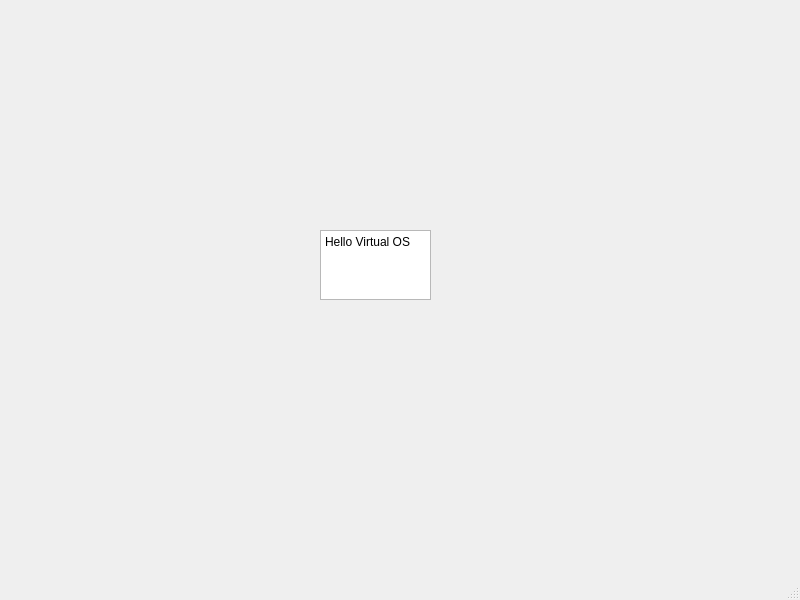
First picture: the form in VirtualOperatingSystemForm.ui, repository yuceturkomer/GTUVirtualOS, before the edit.
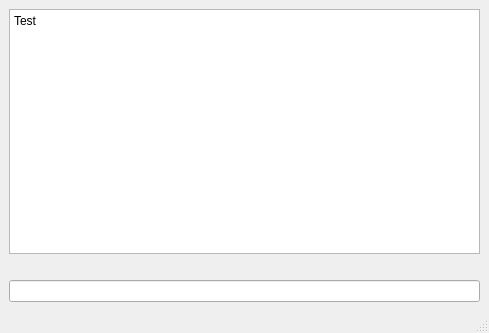
Second picture: the form after the edit.

The edit to the form file:
```diff
--- a/VirtualOperatingSystemForm.ui
+++ b/VirtualOperatingSystemForm.ui
@@ -6,41 +6,74 @@
    <rect>
     <x>0</x>
     <y>0</y>
-    <width>800</width>
-    <height>600</height>
+    <width>489</width>
+    <height>333</height>
    </rect>
   </property>
+  <property name="minimumSize">
+   <size>
+    <width>380</width>
+    <height>191</height>
+   </size>
+  </property>
+  <property name="maximumSize">
+   <size>
+    <width>10000</width>
+    <height>10000</height>
+   </size>
+  </property>
   <property name="windowTitle">
    <string>VirtualOperatingSystemForm</string>
   </property>
   <widget class="QWidget" name="centralwidget">
-   <widget class="QTextEdit" name="textEdit">
-    <property name="geometry">
-     <rect>
-      <x>320</x>
-      <y>230</y>
-      <width>111</width>
-      <height>70</height>
-     </rect>
-    </property>
-    <property name="html">
-     <string>&lt;!DOCTYPE HTML PUBLIC &quot;-//W3C//DTD HTML 4.0//EN&quot; &quot;http://www.w3.org/TR/REC-html40/strict.dtd&quot;&gt;
+   <layout class="QGridLayout" name="gridLayout">
+    <item row="0" column="0">
+     <widget class="QTextBrowser" name="textBrowser">
+      <property name="sizeIncrement">
+       <size>
+        <width>1</width>
+        <height>1</height>
+       </size>
+      </property>
+      <property name="styleSheet">
+       <string notr="true">.QLineEdit, .QTextEdit
+{
+background-color: blue;
+}</string>
+      </property>
+      <property name="html">
+       <string>&lt;!DOCTYPE HTML PUBLIC &quot;-//W3C//DTD HTML 4.0//EN&quot; &quot;http://www.w3.org/TR/REC-html40/strict.dtd&quot;&gt;
 &lt;html&gt;&lt;head&gt;&lt;meta name=&quot;qrichtext&quot; content=&quot;1&quot; /&gt;&lt;style type=&quot;text/css&quot;&gt;
 p, li { white-space: pre-wrap; }
 &lt;/style&gt;&lt;/head&gt;&lt;body style=&quot; font-family:'Sans Serif'; font-size:9pt; font-weight:400; font-style:normal;&quot;&gt;
-&lt;p style=&quot; margin-top:0px; margin-bottom:0px; margin-left:0px; margin-right:0px; -qt-block-indent:0; text-indent:0px;&quot;&gt;Hello Virtual OS&lt;/p&gt;&lt;/body&gt;&lt;/html&gt;</string>
-    </property>
-   </widget>
-  </widget>
-  <widget class="QMenuBar" name="menubar">
-   <property name="geometry">
-    <rect>
-     <x>0</x>
-     <y>0</y>
-     <width>800</width>
-     <height>20</height>
-    </rect>
-   </property>
+&lt;p style=&quot; margin-top:0px; margin-bottom:0px; margin-left:0px; margin-right:0px; -qt-block-indent:0; text-indent:0px;&quot;&gt;Test&lt;/p&gt;&lt;/body&gt;&lt;/html&gt;</string>
+      </property>
+     </widget>
+    </item>
+    <item row="2" column="0">
+     <widget class="QLineEdit" name="lineEdit">
+      <property name="sizeIncrement">
+       <size>
+        <width>1</width>
+        <height>1</height>
+       </size>
+      </property>
+     </widget>
+    </item>
+    <item row="1" column="0">
+     <spacer name="horizontalSpacer">
+      <property name="orientation">
+       <enum>Qt::Horizontal</enum>
+      </property>
+      <property name="sizeHint" stdset="0">
+       <size>
+        <width>40</width>
+        <height>20</height>
+       </size>
+      </property>
+     </spacer>
+    </item>
+   </layout>
   </widget>
   <widget class="QStatusBar" name="statusbar"/>
   <action name="actionRestart">
```
Left out of the diff: 40 changed lines with no effect on the pictures.
